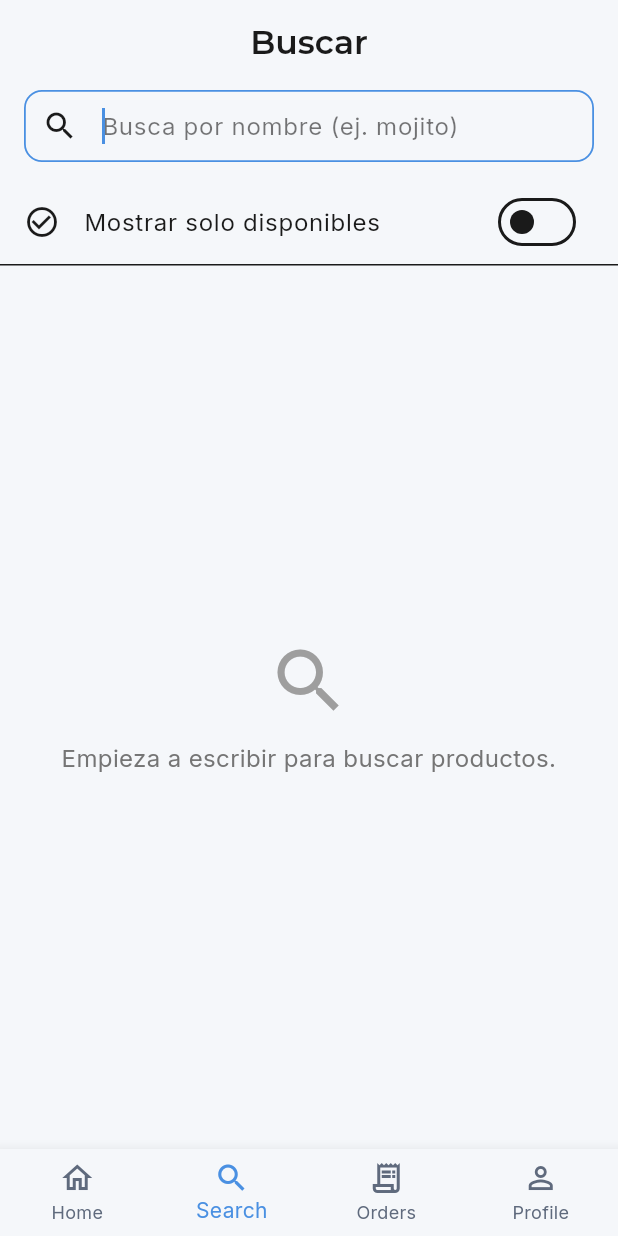
After one commit to Movioles-Sec3/Frontend-Flutter, a Flutter app: the MyHomePage screen opened directly, item 2 of the bottom bar chosen, after a tap on "Mostrar solo disponibles", on a phone screen of 412 x 824 dp. The commit adds this screen. Run offline on Flutter 3.47's test engine with Material 3 defaults, Android fonts, the phone set to English and light mode, and no system bars; our stand-ins replace cached_network_image, connectivity_plus, flutter_cache_manager, get_it, google_fonts, hive and 5 more; missing offline and left inert: screen_brightness; accounts and stored records are empty; network calls fail.

Commit message:
add: search

```diff
--- a/lib/config/api_config.dart
+++ b/lib/config/api_config.dart
@@ -1,6 +1,6 @@
 class ApiConfig {
   // For local development - make sure your backend server is running on this port
-  static const String baseUrl = 'http://192.168.2.58:8080';
+  static const String baseUrl = 'http://157.253.226.101:8080';
 
   // Alternative configurations:
   // static const String baseUrl = 'http://localhost:8000';  // Alternative local address
--- a/lib/domain/repositories/product_repository.dart
+++ b/lib/domain/repositories/product_repository.dart
@@ -4,4 +4,9 @@ import '../entities/product.dart';
 abstract class ProductRepository {
   Future<Result<List<ProductEntity>>> getAll();
   Future<Result<List<ProductEntity>>> getByCategory(int categoryId);
+  Future<Result<List<ProductEntity>>> searchByName(
+    String name, {
+    bool? available,
+    int? limit,
+  });
 }
--- /dev/null
+++ b/lib/domain/usecases/search_products_usecase.dart
@@ -0,0 +1,17 @@
+import '../../core/result.dart';
+import '../entities/product.dart';
+import '../repositories/product_repository.dart';
+
+class SearchProductsUseCase {
+  SearchProductsUseCase(this._repository);
+
+  final ProductRepository _repository;
+
+  Future<Result<List<ProductEntity>>> call(
+    String name, {
+    bool? available,
+    int? limit,
+  }) {
+    return _repository.searchByName(name, available: available, limit: limit);
+  }
+}
--- a/lib/main.dart
+++ b/lib/main.dart
@@ -3,6 +3,7 @@ import 'dart:async';
 import 'package:flutter/material.dart';
 import 'package:flutter_tapandtoast/pages/login_page.dart';
 import 'package:flutter_tapandtoast/pages/order_summary_page.dart';
+import 'package:flutter_tapandtoast/pages/search_page.dart';
 import 'package:google_fonts/google_fonts.dart';
 import 'pages/home_page.dart';
 import 'services/cart_service.dart';
@@ -246,11 +247,11 @@ class _MyHomePageState extends State<MyHomePage> {
 
   // Legacy placeholder cart removed; using CartService instead.
 
-  static const List<Widget> _pages = <Widget>[
-    HomePage(),
-    Center(child: Text('Search')),
-    OrdersPage(),
-    ProfilePage(),
+  static final List<Widget> _pages = <Widget>[
+    const HomePage(),
+    const SearchPage(),
+    const OrdersPage(),
+    const ProfilePage(),
   ];
 
   void _onItemTapped(int index) {
@@ -261,8 +262,43 @@ class _MyHomePageState extends State<MyHomePage> {
 
   @override
   Widget build(BuildContext context) {
+    final bool isSearchTab = _currentIndex == 1;
+
     return Scaffold(
-      appBar: AppBar(
+      appBar: isSearchTab ? null : _buildAppBar(context),
+      body: _pages[_currentIndex],
+      bottomNavigationBar: BottomNavigationBar(
+        type: BottomNavigationBarType.fixed,
+        currentIndex: _currentIndex,
+        onTap: _onItemTapped,
+        items: const <BottomNavigationBarItem>[
+          BottomNavigationBarItem(
+            icon: Icon(Icons.home_outlined),
+            activeIcon: Icon(Icons.home),
+            label: 'Home',
+          ),
+          BottomNavigationBarItem(
+            icon: Icon(Icons.search_outlined),
+            activeIcon: Icon(Icons.search),
+            label: 'Search',
+          ),
+          BottomNavigationBarItem(
+            icon: Icon(Icons.receipt_long_outlined),
+            activeIcon: Icon(Icons.receipt_long),
+            label: 'Orders',
+          ),
+          BottomNavigationBarItem(
+            icon: Icon(Icons.person_outline),
+            activeIcon: Icon(Icons.person),
+            label: 'Profile',
+          ),
+        ],
+      ),
+    );
+  }
+
+  PreferredSizeWidget _buildAppBar(BuildContext context) {
+    return AppBar(
       title: Text(_titles[_currentIndex]),
       centerTitle: true,
       actions: _currentIndex == 0
@@ -328,35 +364,6 @@ class _MyHomePageState extends State<MyHomePage> {
               ),
             ]
           : null,
-      ),
-      body: _pages[_currentIndex],
-      bottomNavigationBar: BottomNavigationBar(
-        type: BottomNavigationBarType.fixed,
-        currentIndex: _currentIndex,
-        onTap: _onItemTapped,
-        items: const <BottomNavigationBarItem>[
-          BottomNavigationBarItem(
-            icon: Icon(Icons.home_outlined),
-            activeIcon: Icon(Icons.home),
-            label: 'Home',
-          ),
-          BottomNavigationBarItem(
-            icon: Icon(Icons.search_outlined),
-            activeIcon: Icon(Icons.search),
-            label: 'Search',
-          ),
-          BottomNavigationBarItem(
-            icon: Icon(Icons.receipt_long_outlined),
-            activeIcon: Icon(Icons.receipt_long),
-            label: 'Orders',
-          ),
-          BottomNavigationBarItem(
-            icon: Icon(Icons.person_outline),
-            activeIcon: Icon(Icons.person),
-            label: 'Profile',
-          ),
-        ],
-      ),
     );
   }
 }
--- a/lib/pages/home_page.dart
+++ b/lib/pages/home_page.dart
@@ -4,6 +4,7 @@ import 'package:cached_network_image/cached_network_image.dart';
 import '../services/image_cache_manager.dart';
 import '../widgets/offline_notice.dart';
 import 'products_by_category_page.dart';
+import 'search_page.dart';
 import '../widgets/recommendations_widget.dart';
 
 class HomePage extends StatelessWidget {
@@ -95,12 +96,19 @@ class _SearchBar extends StatelessWidget {
         borderRadius: BorderRadius.circular(12),
       ),
       padding: const EdgeInsets.symmetric(horizontal: 12),
-      child: const TextField(
-        decoration: InputDecoration(
+      child: TextField(
+        readOnly: true,
+        showCursor: false,
+        decoration: const InputDecoration(
           icon: Icon(Icons.search),
-          hintText: 'Search',
+          hintText: 'Search products',
           border: InputBorder.none,
         ),
+        onTap: () {
+          Navigator.of(
+            context,
+          ).push(MaterialPageRoute<void>(builder: (_) => const SearchPage()));
+        },
       ),
     );
   }
--- /dev/null
+++ b/lib/pages/search_page.dart
@@ -0,0 +1,337 @@
+import 'dart:async';
+
+import 'package:cached_network_image/cached_network_image.dart';
+import 'package:flutter/material.dart';
+import 'package:get_it/get_it.dart';
+
+import '../core/result.dart';
+import '../domain/entities/product.dart';
+import '../domain/usecases/search_products_usecase.dart';
+import '../services/cart_service.dart';
+import '../services/image_cache_manager.dart';
+
+class SearchPage extends StatefulWidget {
+  const SearchPage({super.key});
+
+  @override
+  State<SearchPage> createState() => _SearchPageState();
+}
+
+class _SearchPageState extends State<SearchPage> {
+  final TextEditingController _controller = TextEditingController();
+  final FocusNode _focusNode = FocusNode();
+  final CartService _cartService = CartService.instance;
+
+  Timer? _debounce;
+  bool _isLoading = false;
+  bool _onlyAvailable = true;
+  String _query = '';
+  String? _error;
+  List<ProductEntity> _results = <ProductEntity>[];
+
+  @override
+  void initState() {
+    super.initState();
+    _focusNode.requestFocus();
+    _controller.addListener(_onQueryChanged);
+  }
+
+  @override
+  void dispose() {
+    _debounce?.cancel();
+    _controller
+      ..removeListener(_onQueryChanged)
+      ..dispose();
+    _focusNode.dispose();
+    super.dispose();
+  }
+
+  void _onQueryChanged() {
+    final String next = _controller.text;
+    if (next == _query) return;
+
+    _query = next;
+    _error = null;
+
+    _debounce?.cancel();
+    _debounce = Timer(const Duration(milliseconds: 350), () {
+      if (!mounted) return;
+      _performSearch(_query);
+    });
+  }
+
+  Future<void> _performSearch(String rawQuery) async {
+    final String query = rawQuery.trim();
+    if (query.isEmpty) {
+      setState(() {
+        _results = <ProductEntity>[];
+        _isLoading = false;
+        _error = null;
+      });
+      return;
+    }
+
+    setState(() {
+      _isLoading = true;
+      _error = null;
+    });
+
+    final SearchProductsUseCase useCase = GetIt.I.get<SearchProductsUseCase>();
+    final Result<List<ProductEntity>> result = await useCase(
+      query,
+      available: _onlyAvailable ? true : null,
+      limit: 30,
+    );
+
+    if (!mounted) return;
+
+    if (result.isSuccess) {
+      setState(() {
+        _results = result.data ?? <ProductEntity>[];
+        _isLoading = false;
+      });
+    } else {
+      setState(() {
+        _error = result.error ?? 'No se pudo completar la búsqueda.';
+        _results = <ProductEntity>[];
+        _isLoading = false;
+      });
+    }
+  }
+
+  void _toggleAvailability(bool value) {
+    setState(() {
+      _onlyAvailable = value;
+    });
+    _performSearch(_query);
+  }
+
+  void _addToCart(ProductEntity product) {
+    _cartService.addOrIncrement(
+      productId: product.id,
+      name: product.name,
+      imageUrl: product.imageUrl,
+      unitPrice: product.price,
+    );
+
+    ScaffoldMessenger.of(context).showSnackBar(
+      SnackBar(
+        content: Text('${product.name} agregado al carrito'),
+        duration: const Duration(seconds: 2),
+      ),
+    );
+  }
+
+  @override
+  Widget build(BuildContext context) {
+    return Scaffold(
+      appBar: AppBar(
+        title: const Text('Buscar'),
+        bottom: PreferredSize(
+          preferredSize: const Size.fromHeight(64),
+          child: Padding(
+            padding: const EdgeInsets.fromLTRB(16, 0, 16, 12),
+            child: TextField(
+              controller: _controller,
+              focusNode: _focusNode,
+              textInputAction: TextInputAction.search,
+              onSubmitted: _performSearch,
+              decoration: InputDecoration(
+                prefixIcon: const Icon(Icons.search),
+                hintText: 'Busca por nombre (ej. mojito)',
+                filled: true,
+                fillColor: Theme.of(
+                  context,
+                ).colorScheme.surfaceContainerHighest.withOpacity(0.6),
+                border: OutlineInputBorder(
+                  borderRadius: BorderRadius.circular(16),
+                  borderSide: BorderSide.none,
+                ),
+                contentPadding: const EdgeInsets.symmetric(
+                  horizontal: 16,
+                  vertical: 12,
+                ),
+              ),
+            ),
+          ),
+        ),
+      ),
+      body: Column(
+        children: <Widget>[
+          SwitchListTile(
+            value: _onlyAvailable,
+            onChanged: _toggleAvailability,
+            secondary: const Icon(Icons.check_circle_outline),
+            title: const Text('Mostrar solo disponibles'),
+          ),
+          const Divider(height: 1),
+          Expanded(child: _buildBody()),
+        ],
+      ),
+    );
+  }
+
+  Widget _buildBody() {
+    if (_query.trim().isEmpty) {
+      return _buildEmptyState(
+        icon: Icons.search,
+        message: 'Empieza a escribir para buscar productos.',
+      );
+    }
+
+    if (_isLoading) {
+      return const Center(child: CircularProgressIndicator());
+    }
+
+    if (_error != null) {
+      return _buildEmptyState(
+        icon: Icons.error_outline,
+        message: _error!,
+        action: TextButton(
+          onPressed: () => _performSearch(_query),
+          child: const Text('Reintentar'),
+        ),
+      );
+    }
+
+    if (_results.isEmpty) {
+      return _buildEmptyState(
+        icon: Icons.inventory_2_outlined,
+        message: 'No encontramos coincidencias con “$_query”.',
+      );
+    }
+
+    return ListView.separated(
+      padding: const EdgeInsets.all(16),
+      itemCount: _results.length,
+      separatorBuilder: (_, __) => const SizedBox(height: 12),
+      itemBuilder: (BuildContext context, int index) {
+        final ProductEntity product = _results[index];
+        return _SearchResultCard(
+          product: product,
+          onAddToCart: () => _addToCart(product),
+        );
+      },
+    );
+  }
+
+  Widget _buildEmptyState({
+    required IconData icon,
+    required String message,
+    Widget? action,
+  }) {
+    return Center(
+      child: Padding(
+        padding: const EdgeInsets.symmetric(horizontal: 24),
+        child: Column(
+          mainAxisAlignment: MainAxisAlignment.center,
+          children: <Widget>[
+            Icon(icon, size: 56, color: Colors.grey.shade500),
+            const SizedBox(height: 12),
+            Text(
+              message,
+              textAlign: TextAlign.center,
+              style: TextStyle(color: Colors.grey.shade600, fontSize: 16),
+            ),
+            if (action != null) ...<Widget>[const SizedBox(height: 12), action],
+          ],
+        ),
+      ),
+    );
+  }
+}
+
+class _SearchResultCard extends StatelessWidget {
+  const _SearchResultCard({required this.product, required this.onAddToCart});
+
+  final ProductEntity product;
+  final VoidCallback onAddToCart;
+
+  @override
+  Widget build(BuildContext context) {
+    return Card(
+      child: Padding(
+        padding: const EdgeInsets.all(12),
+        child: Row(
+          crossAxisAlignment: CrossAxisAlignment.start,
+          children: <Widget>[
+            ClipRRect(
+              borderRadius: BorderRadius.circular(12),
+              child: SizedBox(
+                width: 80,
+                height: 80,
+                child: product.imageUrl.isEmpty
+                    ? Container(
+                        color: Colors.grey.shade300,
+                        child: const Icon(Icons.local_drink_outlined),
+                      )
+                    : CachedNetworkImage(
+                        imageUrl: product.imageUrl,
+                        cacheKey:
+                            'img:search:${product.id}:${product.imageUrl}',
+                        cacheManager: AppImageCacheManagers.productImages,
+                        fit: BoxFit.cover,
+                        memCacheWidth: 240,
+                        memCacheHeight: 240,
+                        placeholder: (_, __) =>
+                            Container(color: Colors.grey.shade200),
+                        errorWidget: (_, __, ___) =>
+                            const Icon(Icons.broken_image),
+                      ),
+              ),
+            ),
+            const SizedBox(width: 12),
+            Expanded(
+              child: Column(
+                crossAxisAlignment: CrossAxisAlignment.start,
+                children: <Widget>[
+                  Text(
+                    product.name,
+                    style: Theme.of(context).textTheme.titleMedium,
+                  ),
+                  const SizedBox(height: 4),
+                  Text(
+                    product.description,
+                    maxLines: 2,
+                    overflow: TextOverflow.ellipsis,
+                    style: Theme.of(context).textTheme.bodySmall?.copyWith(
+                      color: Colors.grey.shade600,
+                    ),
+                  ),
+                  const SizedBox(height: 8),
+                  Row(
+                    children: <Widget>[
+                      Text(
+                        '\$${product.price.toStringAsFixed(0)}',
+                        style: Theme.of(context).textTheme.titleSmall?.copyWith(
+                          fontWeight: FontWeight.w600,
+                        ),
+                      ),
+                      const Spacer(),
+                      IconButton(
+                        tooltip: product.available
+                            ? 'Agregar al carrito'
+                            : 'Producto no disponible',
+                        onPressed: product.available ? onAddToCart : null,
+                        icon: const Icon(Icons.add_shopping_cart_outlined),
+                      ),
+                    ],
+                  ),
+                  if (!product.available)
+                    const Padding(
+                      padding: EdgeInsets.only(top: 4),
+                      child: Chip(
+                        materialTapTargetSize: MaterialTapTargetSize.shrinkWrap,
+                        label: Text('No disponible'),
+                        visualDensity: VisualDensity.compact,
+                      ),
+                    ),
+                ],
+              ),
+            ),
+          ],
+        ),
+      ),
+    );
+  }
+}
```
Also changed, not shown: lib/data/repositories/product_repository_impl.dart (+44 -0 lines), lib/di/injector.dart (+20 -7 lines), pubspec.lock, 1 other file. Lines whose indentation alone changed are shown as unchanged.
